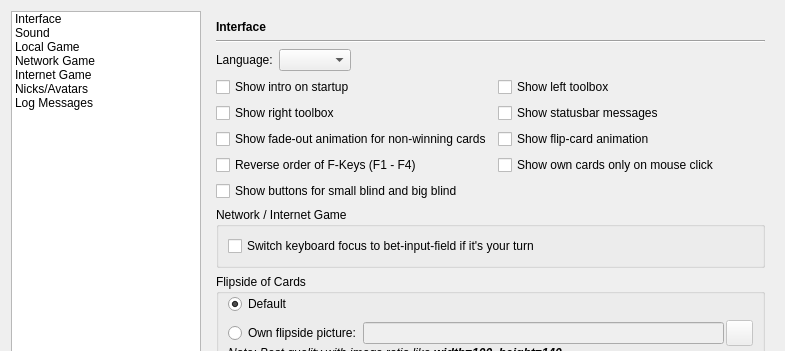
Above: src/gui/qt/settingsdialog.ui from pokerth/pokerth before the change; both pictures show x 0 to 785 and y 0 to 351 of the 785 by 530 pixel window. Below: the same form after it.
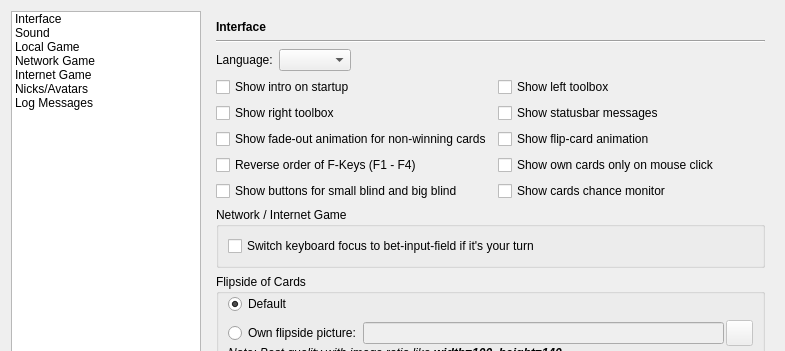
That is the form after the change. Icons and pictures are not drawn. Custom widgets are drawn as their Qt base class.

Patch:
```diff
--- a/src/gui/qt/settingsdialog.ui
+++ b/src/gui/qt/settingsdialog.ui
@@ -212,7 +212,14 @@
              </property>
             </widget>
            </item>
-           <item row="4" column="0" colspan="2" >
+           <item row="4" column="1" >
+            <widget class="QCheckBox" name="checkBox_cardsChanceMonitor" >
+             <property name="text" >
+              <string>Show cards chance monitor</string>
+             </property>
+            </widget>
+           </item>
+           <item row="4" column="0" >
             <widget class="QCheckBox" name="checkBox_showBlindButtons" >
              <property name="text" >
               <string>Show buttons for small blind and big blind</string>
```
Left out of the diff: 1 changed line with no effect on the pictures.
